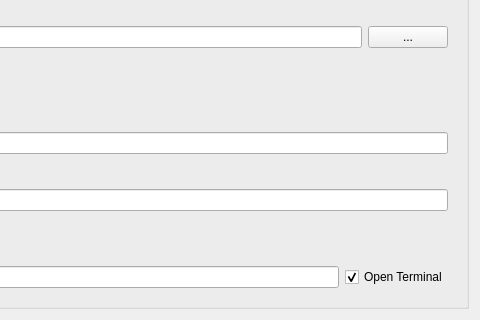
mimirobo/AtisLauncher, file widgets/Dialogs/taskcreationform.ui: the form before one commit; both pictures show x 157 to 637 and y 220 to 540 of the 637 by 540 pixel window.
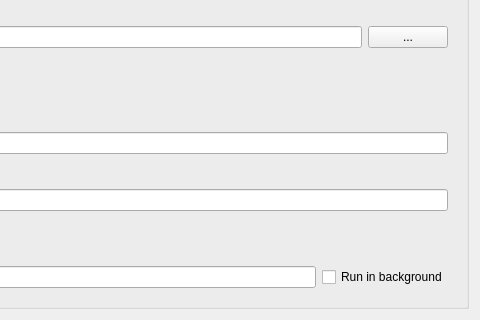
The form after the commit. Icons and pictures are not drawn.

Commit message: Added Run in Background Commands

The edit to the form file:
```diff
--- a/widgets/Dialogs/taskcreationform.ui
+++ b/widgets/Dialogs/taskcreationform.ui
@@ -596,10 +596,7 @@
            <item>
             <widget class="QCheckBox" name="checkBox">
              <property name="text">
-              <string>Open Terminal</string>
-             </property>
-             <property name="checked">
-              <bool>true</bool>
+              <string>Run in background</string>
              </property>
             </widget>
            </item>
```
Left out of the diff: 2 changed lines with no effect on the pictures. The commit also changes 3 other files.
